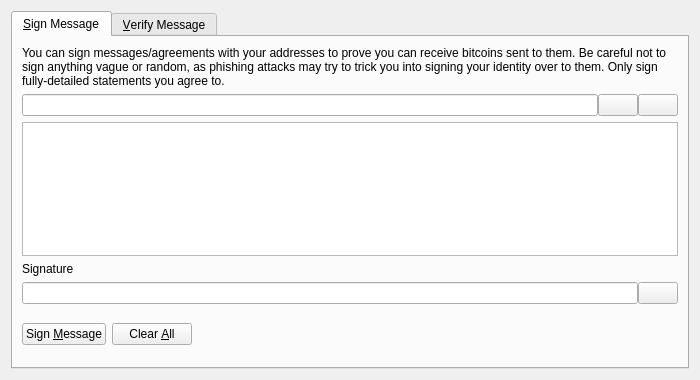
Old version of the form src/qt/forms/signverifymessagedialog.ui in the repository pdrobek/polcoin-core.
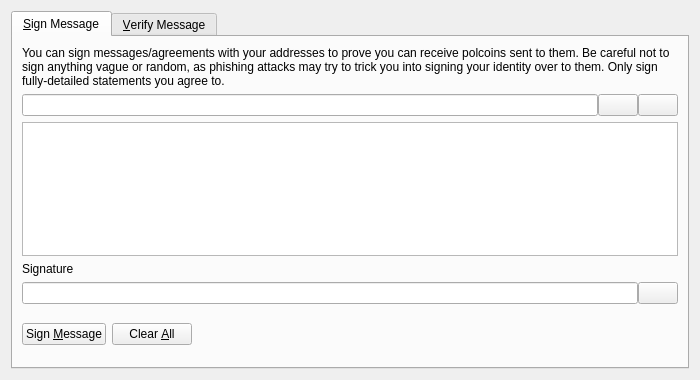
New version of the form. Icons and pictures are not drawn. Custom widgets are drawn as their Qt base class.

```diff
--- a/src/qt/forms/signverifymessagedialog.ui
+++ b/src/qt/forms/signverifymessagedialog.ui
@@ -30,7 +30,7 @@
        <item>
         <widget class="QLabel" name="infoLabel_SM">
          <property name="text">
-          <string>You can sign messages/agreements with your addresses to prove you can receive bitcoins sent to them. Be careful not to sign anything vague or random, as phishing attacks may try to trick you into signing your identity over to them. Only sign fully-detailed statements you agree to.</string>
+          <string>You can sign messages/agreements with your addresses to prove you can receive polcoins sent to them. Be careful not to sign anything vague or random, as phishing attacks may try to trick you into signing your identity over to them. Only sign fully-detailed statements you agree to.</string>
          </property>
          <property name="textFormat">
           <enum>Qt::PlainText</enum>
```
Left out of the diff: 8 changed lines with no effect on the pictures.
